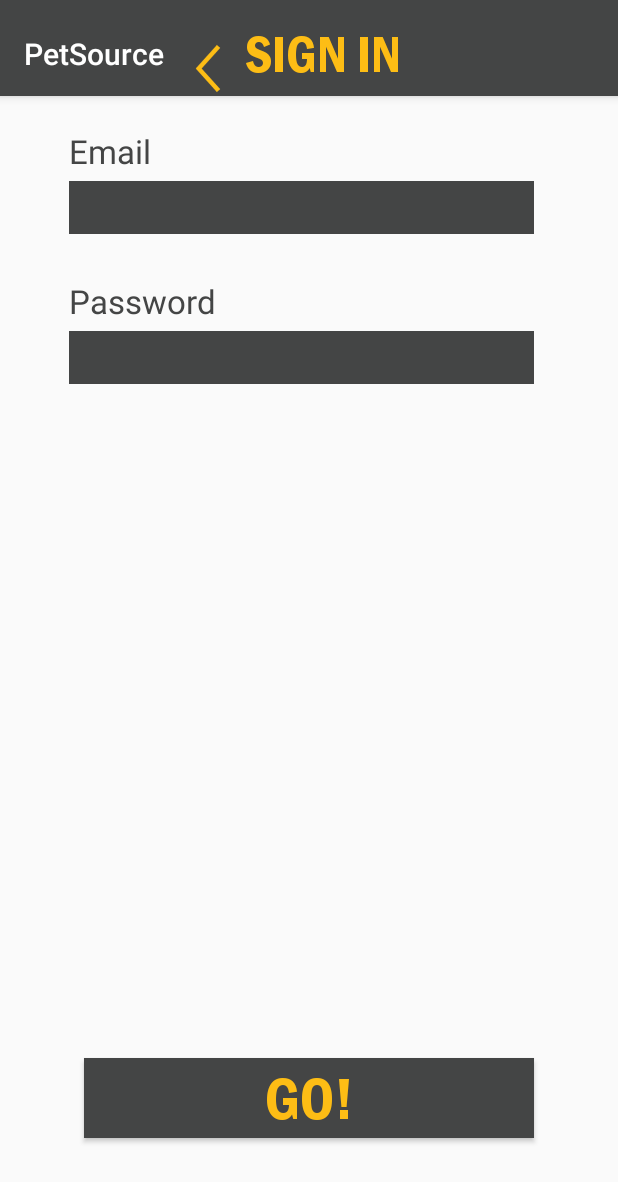
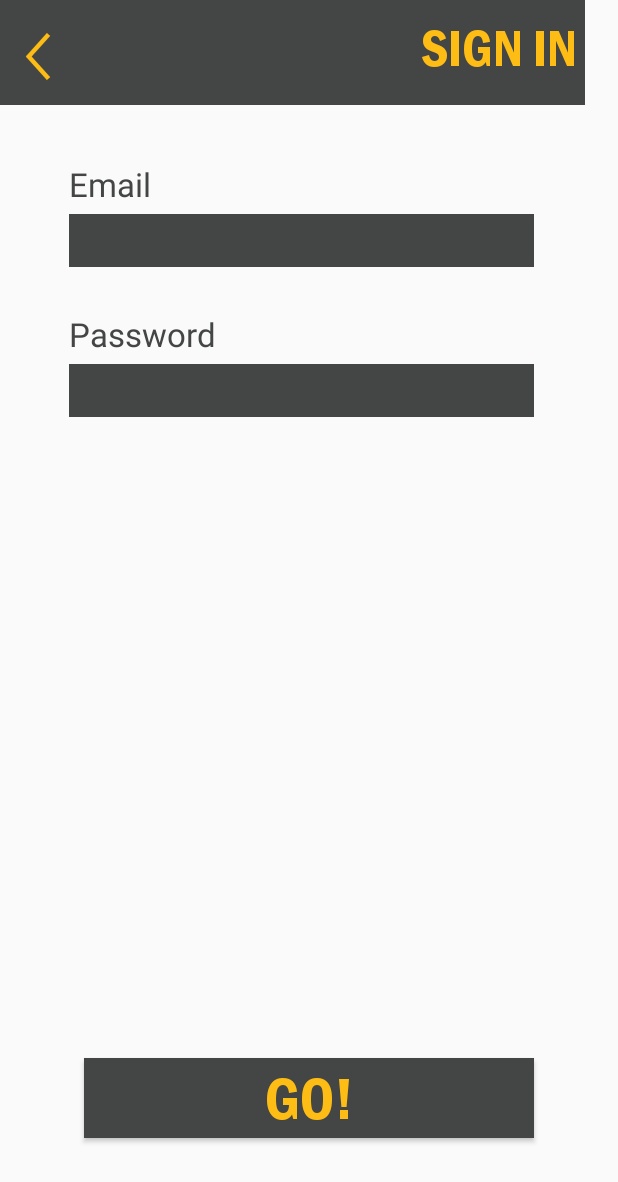
Before and after one commit to KawaiiChigga/Pet-Source, an Android app: the SigninActivity screen opened directly, with no data from a screen before it, on a phone screen of 412 x 824 dp. Shown: the top 1182 px of the screen. Run offline under Robolectric (Android 15) with nearby library versions, the phone set to English and light mode, and no system bars; 3 statements that could not run were skipped.

Commit message:
perbaikan signin activity

```diff
--- a/app/src/main/res/layout/activity_signin.xml
+++ b/app/src/main/res/layout/activity_signin.xml
@@ -5,20 +5,16 @@
     android:layout_width="match_parent"
     android:layout_height="match_parent"
     tools:context="com.example.user.petsource.SigninActivity">
-    <android.support.design.widget.AppBarLayout
-        android:id="@+id/appbar"
-        android:layout_width="match_parent"
-        android:layout_height="wrap_content"
-        android:paddingTop="@dimen/appbar_padding_top"
-        android:theme="@style/AppTheme.AppBarOverlay">
 
-        <android.support.v7.widget.Toolbar
-            android:id="@+id/toolbar"
-            android:layout_width="match_parent"
-            android:layout_height="?attr/actionBarSize"
-            android:background="?attr/colorPrimary"
-            app:layout_scrollFlags="scroll|enterAlways"
-            app:popupTheme="@style/AppTheme.PopupOverlay">
+    <ImageView
+        android:layout_width="390dp"
+        android:layout_height="70dp"
+        android:background="#444545"
+        android:id="@+id/imageView3"
+        android:layout_alignParentTop="true"
+        android:layout_alignParentLeft="true"
+        android:layout_alignParentStart="true" />
+
     <ImageButton
         android:layout_width="50dp"
         android:layout_height="35dp"
@@ -44,13 +40,6 @@
         android:layout_alignParentEnd="true"
         android:layout_marginRight="27dp"
         android:layout_marginEnd="27dp" />
-        </android.support.v7.widget.Toolbar>
-
-
-
-    </android.support.design.widget.AppBarLayout>
-
-
     <Button
         android:text="GO!"
         android:layout_width="300dp"
@@ -104,7 +93,6 @@
         android:layout_alignStart="@+id/lblSignEmail" />
 
 
-
     <TextView
         android:layout_width="wrap_content"
         android:layout_height="wrap_content"
@@ -113,10 +101,10 @@
         android:textSize="10pt"
         android:textColor="#444545"
         android:id="@+id/lblSignEmail"
-        android:layout_below="@+id/appbar"
+        android:layout_marginTop="38dp"
+        android:layout_below="@+id/imageView3"
         android:layout_alignLeft="@+id/lblSignPassword"
-        android:layout_alignStart="@+id/lblSignPassword"
-        android:layout_marginTop="22dp" />
+        android:layout_alignStart="@+id/lblSignPassword" />
 
 
 </RelativeLayout>
```
Lines whose indentation alone changed are shown as unchanged.
